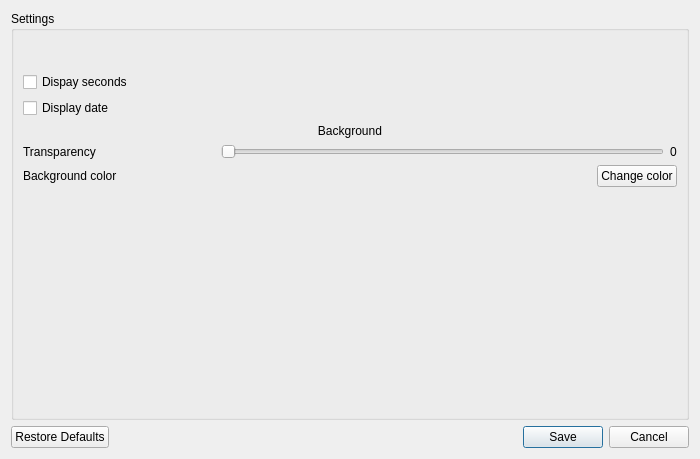
The window that src/ui/settings.ui (DOOMer/aotc) describes before a commit, drawn with Qt 5.
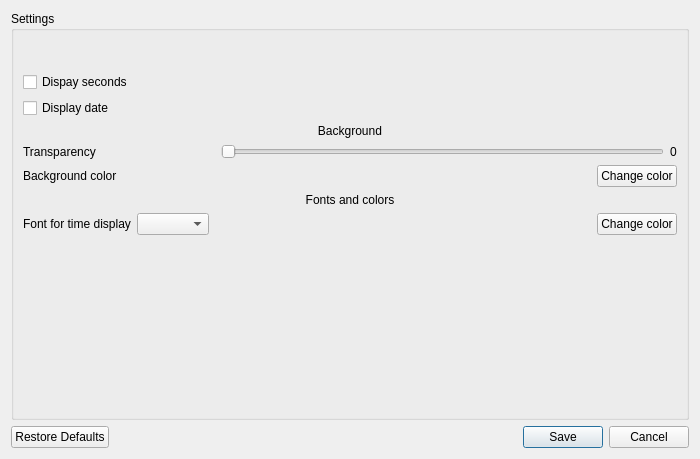
The same window after the commit.

Commit message: Save, load and restore default value for "time font family" option settings

The edit to the form file:
```diff
--- a/src/ui/settings.ui
+++ b/src/ui/settings.ui
@@ -170,6 +170,72 @@
         </item>
        </layout>
       </item>
+      <item>
+       <widget class="QLabel" name="labFontsAndColors">
+        <property name="text">
+         <string>Fonts and colors</string>
+        </property>
+        <property name="alignment">
+         <set>Qt::AlignCenter</set>
+        </property>
+       </widget>
+      </item>
+      <item>
+       <layout class="QHBoxLayout" name="horizontalLayout_3">
+        <item>
+         <widget class="QLabel" name="labTimeFont">
+          <property name="frameShape">
+           <enum>QFrame::NoFrame</enum>
+          </property>
+          <property name="text">
+           <string>Font for time display</string>
+          </property>
+         </widget>
+        </item>
+        <item>
+         <widget class="QComboBox" name="cmbFontsForTime"/>
+        </item>
+        <item>
+         <widget class="QLabel" name="labTimeColor">
+          <property name="minimumSize">
+           <size>
+            <width>96</width>
+            <height>0</height>
+           </size>
+          </property>
+          <property name="maximumSize">
+           <size>
+            <width>96</width>
+            <height>16777215</height>
+           </size>
+          </property>
+          <property name="text">
+           <string notr="true"/>
+          </property>
+         </widget>
+        </item>
+        <item>
+         <spacer name="horizontalSpacer_3">
+          <property name="orientation">
+           <enum>Qt::Horizontal</enum>
+          </property>
+          <property name="sizeHint" stdset="0">
+           <size>
+            <width>40</width>
+            <height>20</height>
+           </size>
+          </property>
+         </spacer>
+        </item>
+        <item>
+         <widget class="QPushButton" name="btnChangeTimeColor">
+          <property name="text">
+           <string>Change color</string>
+          </property>
+         </widget>
+        </item>
+       </layout>
+      </item>
       <item>
        <spacer name="verticalSpacer">
         <property name="orientation">
```
The commit also changes 2 other files.
